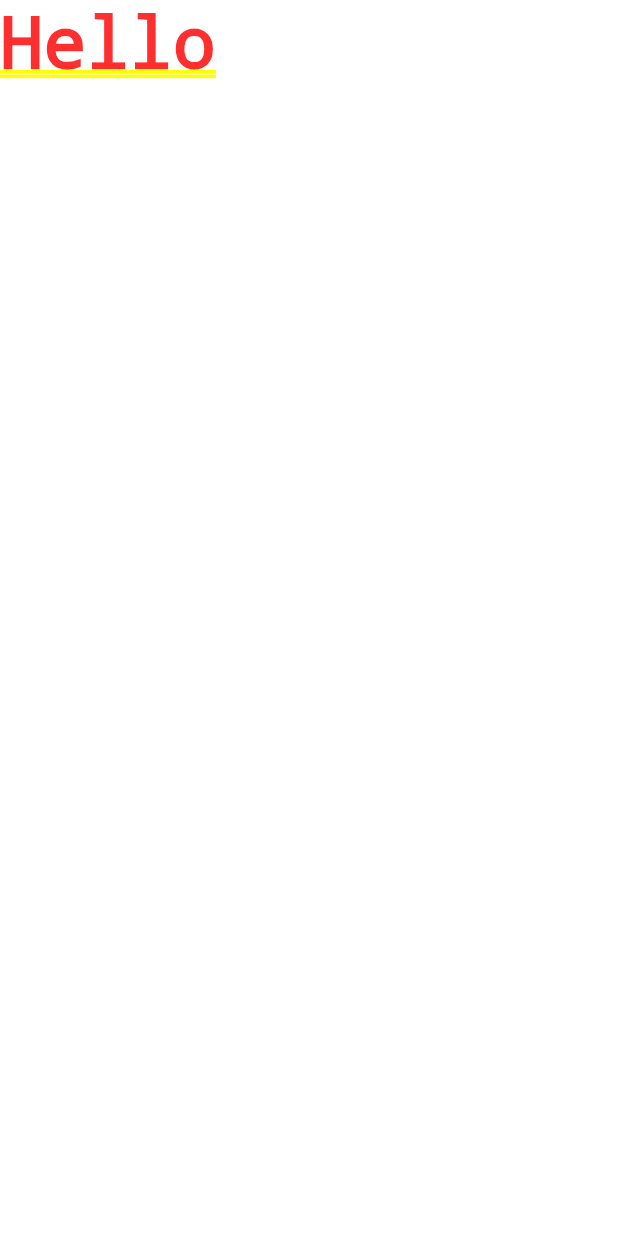
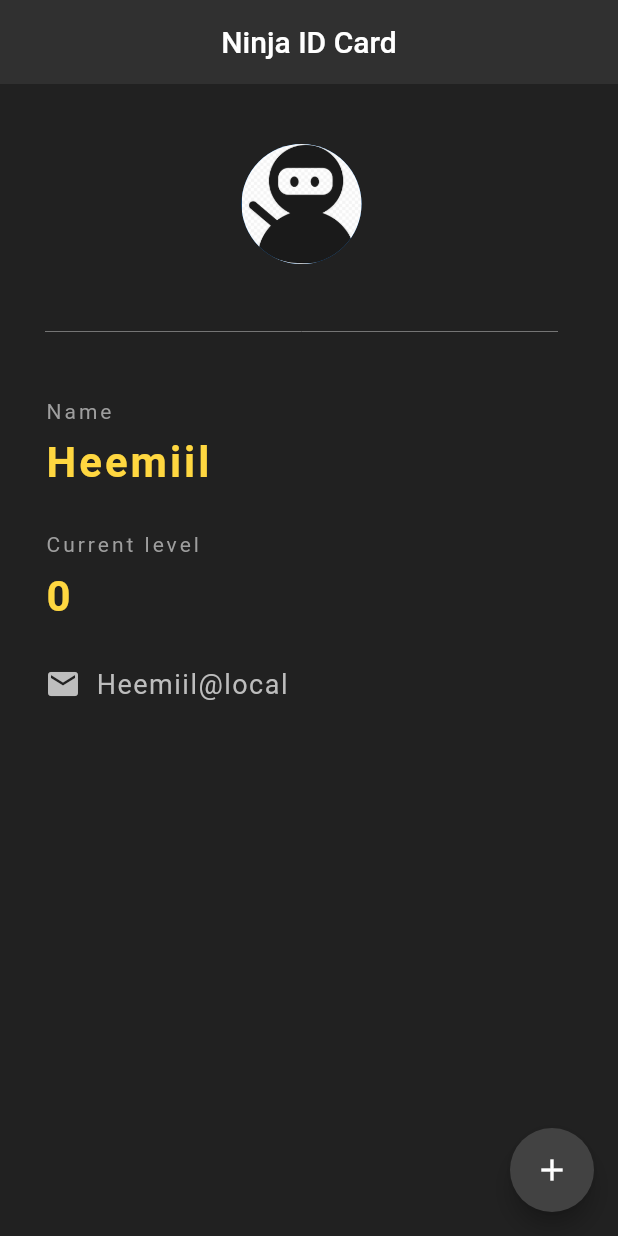
Before and after one commit to Tokscull/FlutterSample, a Flutter app: the screen it shows after launch, on a phone screen of 412 x 824 dp. Run offline on Flutter 3.47's test engine with Material 2 defaults, Android fonts, the phone set to English and light mode, and no system bars.

Commit message:
feature(ninjaIdCard): create simple ninja profile app

```diff
--- a/lib/main.dart
+++ b/lib/main.dart
@@ -1,6 +1,108 @@
 import 'package:flutter/material.dart';
 
 void main() => runApp(MaterialApp(
-  home: Text('Hello'),
+  home: Home(),
+));
 
-));
+class Home extends StatefulWidget {
+  @override
+  _HomeState createState() => _HomeState();
+}
+
+class _HomeState extends State<Home> {
+
+  int ninjaLevel = 0;
+
+  @override
+  Widget build(BuildContext context) {
+    return Scaffold(
+      backgroundColor: Colors.grey[900],
+      appBar: AppBar(
+        title: Text('Ninja ID Card'),
+        centerTitle: true,
+        backgroundColor: Colors.grey[850],
+        elevation: 0.0,
+      ),
+      floatingActionButton: FloatingActionButton(
+        onPressed: () {
+          setState(() {
+            ninjaLevel += 1;
+          });
+        },
+        child: Icon(Icons.add),
+        backgroundColor: Colors.grey[800],
+      ),
+      body: Padding(
+        padding: EdgeInsets.fromLTRB(30.0, 40.0, 40.0, 0.0),
+        child: Column(
+          crossAxisAlignment: CrossAxisAlignment.start,
+          children: <Widget>[
+            Center(
+              child: CircleAvatar(
+                backgroundImage: AssetImage('assets/ninja.png'),
+                radius: 40.0,
+              ),
+            ),
+            Divider(
+              height: 90.0,
+              color: Colors.grey[600],
+            ),
+            Text(
+              'Name',
+              style: TextStyle(
+                color: Colors.grey,
+                letterSpacing: 2.0,
+              ),
+            ),
+            SizedBox(height: 10.0),
+            Text(
+              'Heemiil',
+              style: TextStyle(
+                color: Colors.amberAccent[200],
+                letterSpacing: 2.0,
+                fontSize: 28.0,
+                fontWeight: FontWeight.bold,
+              ),
+            ),
+            SizedBox(height: 30.0),
+            Text(
+              'Current level',
+              style: TextStyle(
+                color: Colors.grey,
+                letterSpacing: 2.0,
+              ),
+            ),
+            SizedBox(height: 10.0),
+            Text(
+              '$ninjaLevel',
+              style: TextStyle(
+                color: Colors.amberAccent[200],
+                letterSpacing: 2.0,
+                fontSize: 28.0,
+                fontWeight: FontWeight.bold,
+              ),
+            ),
+            SizedBox(height: 30.0),
+            Row(
+              children: <Widget>[
+                Icon(
+                    Icons.email,
+                    color: Colors.grey[400],
+                ),
+                SizedBox(width: 10.0),
+                Text(
+                  'Heemiil@local',
+                  style: TextStyle(
+                    color: Colors.grey[400],
+                    letterSpacing: 1.0,
+                    fontSize: 18.0,
+                  ),
+                ),
+              ],
+            ),
+          ],
+        ),
+      ),
+    );
+  }
+}
```
Also changed, not shown: pubspec.yaml (+7 -15 lines), assets/ninja.png (added), fonts/IndieFlower-Regular.ttf (added).
